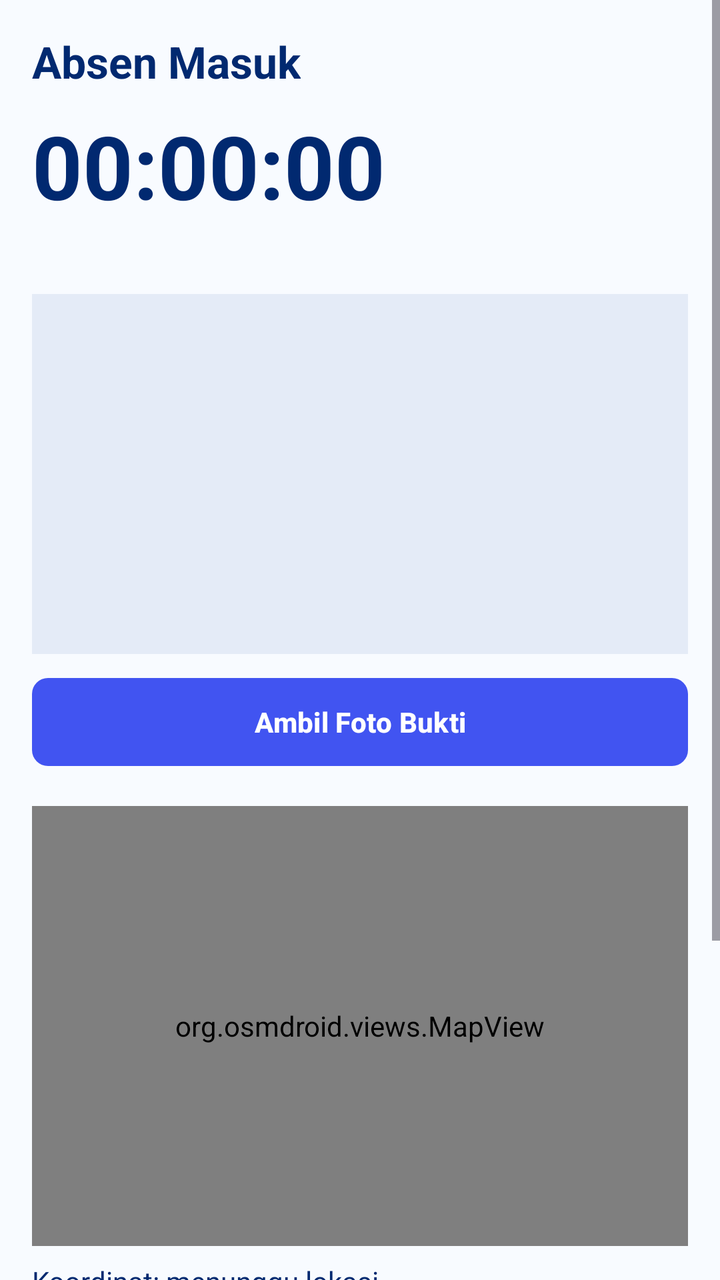
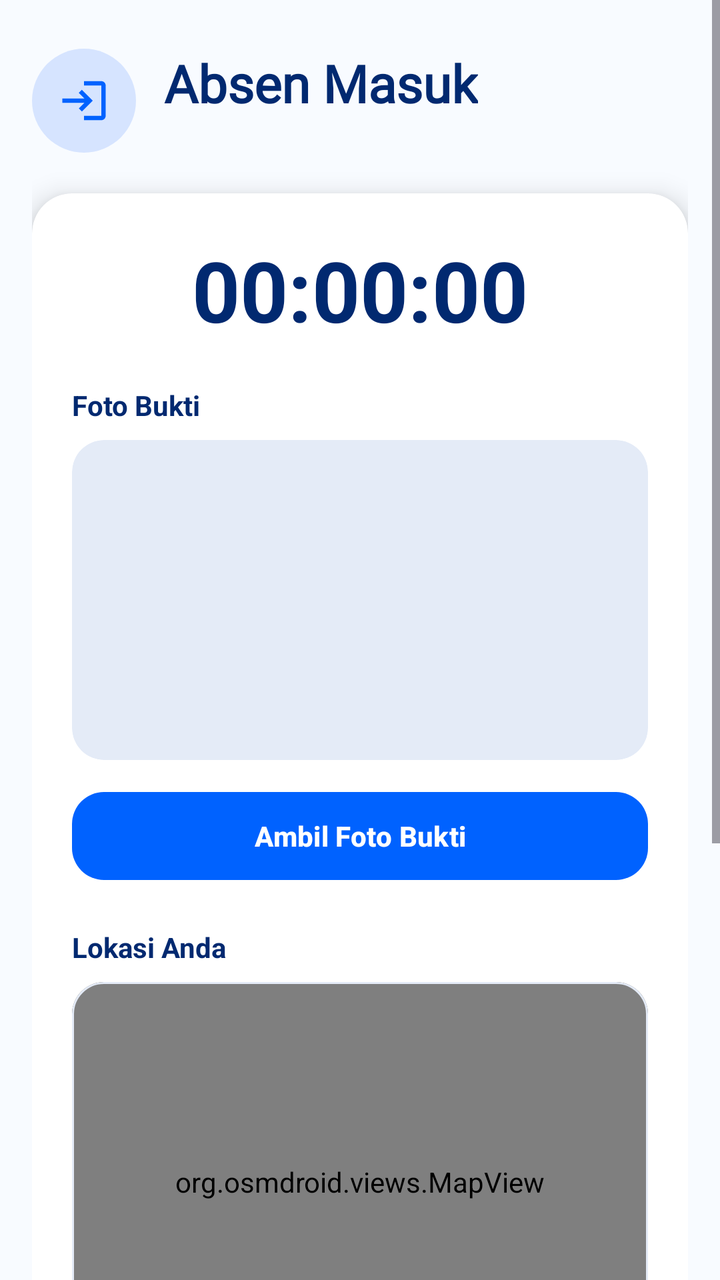

Compare the two renders of this Android layout. The source of the first and the diff that turns it into the second are given below.
<!-- AndroidManifest.xml: application theme Theme.AbsensiMicrodata -->
<!-- res/layout/fragment_absen_masuk.xml -->
<?xml version="1.0" encoding="utf-8"?>
<ScrollView xmlns:android="http://schemas.android.com/apk/res/android"
    xmlns:app="http://schemas.android.com/apk/res-auto"
    android:layout_width="match_parent"
    android:layout_height="match_parent"
    android:background="#F8FBFF">

    <LinearLayout
        android:layout_width="match_parent"
        android:layout_height="wrap_content"
        android:orientation="vertical"
        android:padding="16dp">

        <TextView
            android:layout_width="wrap_content"
            android:layout_height="wrap_content"
            android:text="Absen Masuk"
            android:textColor="#012970"
            android:textSize="22sp"
            android:textStyle="bold" />

        <TextClock
            android:id="@+id/tc_jam"
            android:layout_width="wrap_content"
            android:layout_height="wrap_content"
            android:layout_marginTop="8dp"
            android:format24Hour="HH:mm:ss"
            android:format12Hour="HH:mm:ss"
            android:textColor="#012970"
            android:textSize="44sp"
            android:textStyle="bold" />

        <TextView
            android:id="@+id/tv_tanggal"
            android:layout_width="wrap_content"
            android:layout_height="wrap_content"
            android:textColor="#899BBD"
            android:textSize="14sp" />

        <ImageView
            android:id="@+id/iv_preview"
            android:layout_width="match_parent"
            android:layout_height="180dp"
            android:layout_marginTop="16dp"
            android:background="#E4EBF7"
            android:contentDescription="Foto bukti"
            android:scaleType="centerCrop" />

        <com.google.android.material.button.MaterialButton
            android:id="@+id/btn_foto"
            android:layout_width="match_parent"
            android:layout_height="52dp"
            android:layout_marginTop="8dp"
            android:text="Ambil Foto Bukti"
            android:textStyle="bold"
            app:cornerRadius="8dp"
            app:backgroundTint="#4154F1" />

        <org.osmdroid.views.MapView
            android:id="@+id/map"
            android:layout_width="match_parent"
            android:layout_height="220dp"
            android:layout_marginTop="16dp" />

        <TextView
            android:id="@+id/tv_koordinat"
            android:layout_width="wrap_content"
            android:layout_height="wrap_content"
            android:layout_marginTop="8dp"
            android:text="Koordinat: menunggu lokasi..."
            android:textColor="#012970"
            android:textSize="14sp" />

        <com.google.android.material.button.MaterialButton
            android:id="@+id/btn_muat_lokasi"
            android:layout_width="match_parent"
            android:layout_height="44dp"
            android:layout_marginTop="8dp"
            android:text="Muat Ulang Lokasi"
            android:textStyle="bold"
            app:cornerRadius="8dp"
            app:backgroundTint="#70B1E6" />

        <com.google.android.material.textfield.TextInputLayout
            android:layout_width="match_parent"
            android:layout_height="wrap_content"
            android:layout_marginTop="16dp"
            android:hint="Keterangan (opsional)"
            app:boxStrokeColor="#4154F1"
            app:hintTextColor="#4154F1"
            style="@style/Widget.MaterialComponents.TextInputLayout.OutlinedBox">

            <com.google.android.material.textfield.TextInputEditText
                android:id="@+id/et_keterangan"
                android:layout_width="match_parent"
                android:layout_height="wrap_content"
                android:inputType="text"
                android:maxLines="2" />
        </com.google.android.material.textfield.TextInputLayout>

        <com.google.android.material.button.MaterialButton
            android:id="@+id/btn_absen"
            android:layout_width="match_parent"
            android:layout_height="60dp"
            android:layout_marginTop="16dp"
            android:text="Absen Masuk"
            android:textSize="16sp"
            android:textStyle="bold"
            android:enabled="false"
            app:cornerRadius="8dp"
            app:backgroundTint="#4154F1" />

        <TextView
            android:id="@+id/tv_status"
            android:layout_width="match_parent"
            android:layout_height="wrap_content"
            android:layout_marginTop="12dp"
            android:background="#E8F5E9"
            android:gravity="center"
            android:padding="12dp"
            android:textColor="#2E7D32"
            android:textSize="14sp"
            android:textStyle="bold"
            android:visibility="gone" />

    </LinearLayout>
</ScrollView>
<!-- resources referenced by this layout -->
<resources>
  <style name="Theme.AbsensiMicrodata" parent="Base.Theme.AbsensiMicrodata" />
  <style name="Base.Theme.AbsensiMicrodata" parent="Theme.Material3.Light.NoActionBar">
          
          
      </style>
</resources>

<!-- the commit's change to res/layout/fragment_absen_masuk.xml (unified diff, before → after) -->
@@ -11,117 +11,204 @@
         android:orientation="vertical"
         android:padding="16dp">
 
-        <TextView
-            android:layout_width="wrap_content"
-            android:layout_height="wrap_content"
-            android:text="Absen Masuk"
-            android:textColor="#012970"
-            android:textSize="22sp"
-            android:textStyle="bold" />
-
-        <TextClock
-            android:id="@+id/tc_jam"
-            android:layout_width="wrap_content"
+        <LinearLayout
+            android:layout_width="match_parent"
             android:layout_height="wrap_content"
             android:layout_marginTop="8dp"
-            android:format24Hour="HH:mm:ss"
-            android:format12Hour="HH:mm:ss"
-            android:textColor="#012970"
-            android:textSize="44sp"
-            android:textStyle="bold" />
-
-        <TextView
-            android:id="@+id/tv_tanggal"
-            android:layout_width="wrap_content"
-            android:layout_height="wrap_content"
-            android:textColor="#899BBD"
-            android:textSize="14sp" />
-
-        <ImageView
-            android:id="@+id/iv_preview"
-            android:layout_width="match_parent"
-            android:layout_height="180dp"
-            android:layout_marginTop="16dp"
-            android:background="#E4EBF7"
-            android:contentDescription="Foto bukti"
-            android:scaleType="centerCrop" />
-
-        <com.google.android.material.button.MaterialButton
-            android:id="@+id/btn_foto"
-            android:layout_width="match_parent"
-            android:layout_height="52dp"
-            android:layout_marginTop="8dp"
-            android:text="Ambil Foto Bukti"
-            android:textStyle="bold"
-            app:cornerRadius="8dp"
-            app:backgroundTint="#4154F1" />
-
-        <org.osmdroid.views.MapView
-            android:id="@+id/map"
-            android:layout_width="match_parent"
-            android:layout_height="220dp"
-            android:layout_marginTop="16dp" />
-
-        <TextView
-            android:id="@+id/tv_koordinat"
-            android:layout_width="wrap_content"
-            android:layout_height="wrap_content"
-            android:layout_marginTop="8dp"
-            android:text="Koordinat: menunggu lokasi..."
-            android:textColor="#012970"
-            android:textSize="14sp" />
-
-        <com.google.android.material.button.MaterialButton
-            android:id="@+id/btn_muat_lokasi"
-            android:layout_width="match_parent"
-            android:layout_height="44dp"
-            android:layout_marginTop="8dp"
-            android:text="Muat Ulang Lokasi"
-            android:textStyle="bold"
-            app:cornerRadius="8dp"
-            app:backgroundTint="#70B1E6" />
-
-        <com.google.android.material.textfield.TextInputLayout
+            android:gravity="center_vertical"
+            android:orientation="horizontal">
+
+            <ImageView
+                android:layout_width="52dp"
+                android:layout_height="52dp"
+                android:background="@drawable/bg_circle_pill"
+                android:contentDescription="@string/menu_absen_masuk"
+                android:padding="13dp"
+                android:src="@drawable/ic_absen_masuk"
+                app:tint="#0062FF" />
+
+            <LinearLayout
+                android:layout_width="wrap_content"
+                android:layout_height="wrap_content"
+                android:layout_marginStart="14dp"
+                android:orientation="vertical">
+
+                <TextView
+                    android:layout_width="wrap_content"
+                    android:layout_height="wrap_content"
+                    android:fontFamily="@font/adlam_display"
+                    android:text="Absen Masuk"
+                    android:textColor="#012970"
+                    android:textSize="26sp"
+                    android:textStyle="bold" />
+
+                <TextView
+                    android:id="@+id/tv_tanggal"
+                    android:layout_width="wrap_content"
+                    android:layout_height="wrap_content"
+                    android:textColor="#899BBD"
+                    android:textSize="13sp" />
+            </LinearLayout>
+        </LinearLayout>
+
+        <com.google.android.material.card.MaterialCardView
             android:layout_width="match_parent"
             android:layout_height="wrap_content"
-            android:layout_marginTop="16dp"
-            android:hint="Keterangan (opsional)"
-            app:boxStrokeColor="#4154F1"
-            app:hintTextColor="#4154F1"
-            style="@style/Widget.MaterialComponents.TextInputLayout.OutlinedBox">
-
-            <com.google.android.material.textfield.TextInputEditText
-                android:id="@+id/et_keterangan"
+            android:layout_marginTop="20dp"
+            app:cardBackgroundColor="@android:color/white"
+            app:cardCornerRadius="20dp"
+            app:cardElevation="8dp"
+            app:strokeWidth="0dp">
+
+            <LinearLayout
                 android:layout_width="match_parent"
                 android:layout_height="wrap_content"
-                android:inputType="text"
-                android:maxLines="2" />
-        </com.google.android.material.textfield.TextInputLayout>
-
-        <com.google.android.material.button.MaterialButton
-            android:id="@+id/btn_absen"
-            android:layout_width="match_parent"
-            android:layout_height="60dp"
-            android:layout_marginTop="16dp"
-            android:text="Absen Masuk"
-            android:textSize="16sp"
-            android:textStyle="bold"
-            android:enabled="false"
-            app:cornerRadius="8dp"
-            app:backgroundTint="#4154F1" />
-
-        <TextView
-            android:id="@+id/tv_status"
-            android:layout_width="match_parent"
-            android:layout_height="wrap_content"
-            android:layout_marginTop="12dp"
-            android:background="#E8F5E9"
-            android:gravity="center"
-            android:padding="12dp"
-            android:textColor="#2E7D32"
-            android:textSize="14sp"
-            android:textStyle="bold"
-            android:visibility="gone" />
-
+                android:orientation="vertical"
+                android:padding="20dp">
+
+                <TextClock
+                    android:id="@+id/tc_jam"
+                    android:layout_width="match_parent"
+                    android:layout_height="wrap_content"
+                    android:format12Hour="HH:mm:ss"
+                    android:format24Hour="HH:mm:ss"
+                    android:gravity="center"
+                    android:textColor="#012970"
+                    android:textSize="42sp"
+                    android:textStyle="bold" />
+
+                <TextView
+                    android:layout_width="wrap_content"
+                    android:layout_height="wrap_content"
+                    android:layout_marginTop="20dp"
+                    android:text="Foto Bukti"
+                    android:textColor="#012970"
+                    android:textSize="14sp"
+                    android:textStyle="bold" />
+
+                <com.google.android.material.card.MaterialCardView
+                    android:layout_width="match_parent"
+                    android:layout_height="wrap_content"
+                    android:layout_marginTop="8dp"
+                    android:clipToOutline="true"
+                    app:cardBackgroundColor="#E4EBF7"
+                    app:cardCornerRadius="16dp"
+                    app:cardElevation="0dp"
+                    app:strokeWidth="0dp">
+
+                    <ImageView
+                        android:id="@+id/iv_preview"
+                        android:layout_width="match_parent"
+                        android:layout_height="160dp"
+                        android:contentDescription="Foto bukti"
+                        android:scaleType="centerCrop" />
+                </com.google.android.material.card.MaterialCardView>
+
+                <com.google.android.material.button.MaterialButton
+                    android:id="@+id/btn_foto"
+                    android:layout_width="match_parent"
+                    android:layout_height="52dp"
+                    android:layout_marginTop="12dp"
+                    android:text="Ambil Foto Bukti"
+                    android:textAllCaps="false"
+                    android:textStyle="bold"
+                    app:backgroundTint="#0062FF"
+                    app:cornerRadius="16dp" />
+
+                <TextView
+                    android:layout_width="wrap_content"
+                    android:layout_height="wrap_content"
+                    android:layout_marginTop="20dp"
+                    android:text="Lokasi Anda"
+                    android:textColor="#012970"
+                    android:textSize="14sp"
+                    android:textStyle="bold" />
+
+                <com.google.android.material.card.MaterialCardView
+                    android:layout_width="match_parent"
+                    android:layout_height="wrap_content"
+                    android:layout_marginTop="8dp"
+                    android:clipToOutline="true"
+                    app:cardBackgroundColor="@android:color/white"
+                    app:cardCornerRadius="16dp"
+                    app:cardElevation="0dp"
+                    app:strokeColor="#E4EBF7"
+                    app:strokeWidth="1dp">
+
+                    <org.osmdroid.views.MapView
+                        android:id="@+id/map"
+                        android:layout_width="match_parent"
+                        android:layout_height="200dp" />
+                </com.google.android.material.card.MaterialCardView>
+
+                <TextView
+                    android:id="@+id/tv_koordinat"
+                    android:layout_width="wrap_content"
+                    android:layout_height="wrap_content"
+                    android:layout_marginTop="10dp"
+                    android:text="Koordinat: menunggu lokasi..."
+                    android:textColor="#012970"
+                    android:textSize="13sp" />
+
+                <com.google.android.material.button.MaterialButton
+                    android:id="@+id/btn_muat_lokasi"
+                    android:layout_width="match_parent"
+                    android:layout_height="46dp"
+                    android:layout_marginTop="10dp"
+                    android:text="Muat Ulang Lokasi"
+                    android:textAllCaps="false"
+                    android:textColor="#4154F1"
+                    android:textStyle="bold"
+                    app:backgroundTint="#E0E5FF"
+                    app:cornerRadius="16dp" />
+
+                <com.google.android.material.textfield.TextInputLayout
+                    style="@style/Widget.MaterialComponents.TextInputLayout.OutlinedBox"
+                    android:layout_width="match_parent"
+                    android:layout_height="wrap_content"
+                    android:layout_marginTop="20dp"
+                    android:hint="Keterangan (opsional)"
+                    app:boxBackgroundColor="#F8FBFF"
+                    app:boxCornerRadiusBottomEnd="16dp"
+                    app:boxCornerRadiusBottomStart="16dp"
+                    app:boxCornerRadiusTopEnd="16dp"
+                    app:boxCornerRadiusTopStart="16dp"
+                    app:boxStrokeColor="#A0C1FF">
+
+                    <com.google.android.material.textfield.TextInputEditText
+                        android:id="@+id/et_keterangan"
+                        android:layout_width="match_parent"
+                        android:layout_height="wrap_content"
+                        android:inputType="text"
+                        android:maxLines="2" />
+                </com.google.android.material.textfield.TextInputLayout>
+
+                <com.google.android.material.button.MaterialButton
+                    android:id="@+id/btn_absen"
+                    android:layout_width="match_parent"
+                    android:layout_height="60dp"
+                    android:layout_marginTop="20dp"
+                    android:enabled="false"
+                    android:text="Absen Masuk"
+                    android:textAllCaps="false"
+                    android:textSize="16sp"
+                    android:textStyle="bold"
+                    app:backgroundTint="#0062FF"
+                    app:cornerRadius="16dp" />
+
+                <TextView
+                    android:id="@+id/tv_status"
+                    android:layout_width="match_parent"
+                    android:layout_height="wrap_content"
+                    android:layout_marginTop="12dp"
+                    android:background="@drawable/bg_status_pill"
+                    android:gravity="center"
+                    android:padding="12dp"
+                    android:textColor="#2E7D32"
+                    android:textSize="14sp"
+                    android:textStyle="bold"
+                    android:visibility="gone" />
+            </LinearLayout>
+        </com.google.android.material.card.MaterialCardView>
     </LinearLayout>
 </ScrollView>
<!-- resource entries referenced after the edit -->
@@ -1,6 +1,31 @@
 <!-- resources referenced by this layout -->
 <resources>
+  <!-- drawable bg_circle_pill (drawable) -->
+  <?xml version="1.0" encoding="utf-8"?>
+  <shape xmlns:android="http://schemas.android.com/apk/res/android"
+      android:shape="oval">
+      <solid android:color="@color/pill_blue" />
+  </shape>
+  <!-- drawable bg_status_pill (drawable) -->
+  <?xml version="1.0" encoding="utf-8"?>
+  <shape xmlns:android="http://schemas.android.com/apk/res/android">
+      <solid android:color="#E8F5E9" />
+      <corners android:radius="12dp" />
+  </shape>
+  <!-- drawable ic_absen_masuk (drawable) -->
+  <?xml version="1.0" encoding="utf-8"?>
+  <vector xmlns:android="http://schemas.android.com/apk/res/android"
+      android:width="24dp"
+      android:height="24dp"
+      android:viewportWidth="24"
+      android:viewportHeight="24">
+      <path
+          android:fillColor="#FF000000"
+          android:pathData="M11 7L9.6 8.4l2.6 2.6H2v2h10.2l-2.6 2.6L11 17l5-5L11 7z M20 19h-8v2h8c1.1 0 2-.9 2-2V5c0-1.1-.9-2-2-2h-8v2h8V19z" />
+  </vector>
+  <string name="menu_absen_masuk">Absen Masuk</string>
   <style name="Theme.AbsensiMicrodata" parent="Base.Theme.AbsensiMicrodata" />
+  <color name="pill_blue">#D6E4FF</color>
   <style name="Base.Theme.AbsensiMicrodata" parent="Theme.Material3.Light.NoActionBar">
           
           
